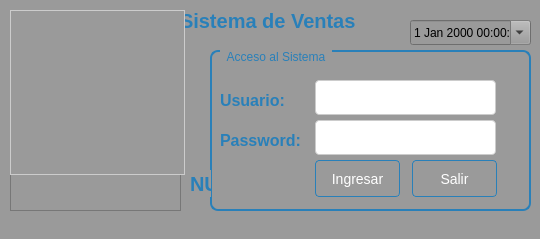
Qt form Sistema de ventas/ui/FrmLogin.ui (CodeDrTech/DevelopPython) before a commit.
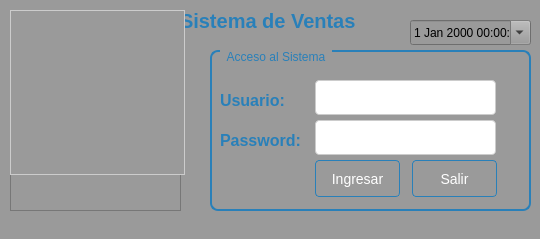
The same form after that commit.

The edit to the form file:
```diff
--- a/Sistema de ventas/ui/FrmLogin.ui
+++ b/Sistema de ventas/ui/FrmLogin.ui
@@ -452,32 +452,6 @@
 </string>
     </property>
    </widget>
-   <widget class="QLabel" name="lbl_id_usuario">
-    <property name="geometry">
-     <rect>
-      <x>190</x>
-      <y>170</y>
-      <width>21</width>
-      <height>27</height>
-     </rect>
-    </property>
-    <property name="font">
-     <font>
-      <pointsize>-1</pointsize>
-      <bold>true</bold>
-     </font>
-    </property>
-    <property name="styleSheet">
-     <string notr="true">QLabel {
-    color: #2980b9;
-    font-size: 20px;
-    font-weight: bold;
-}</string>
-    </property>
-    <property name="text">
-     <string>NU</string>
-    </property>
-   </widget>
   </widget>
   <widget class="QStatusBar" name="statusbar"/>
  </widget>
```
